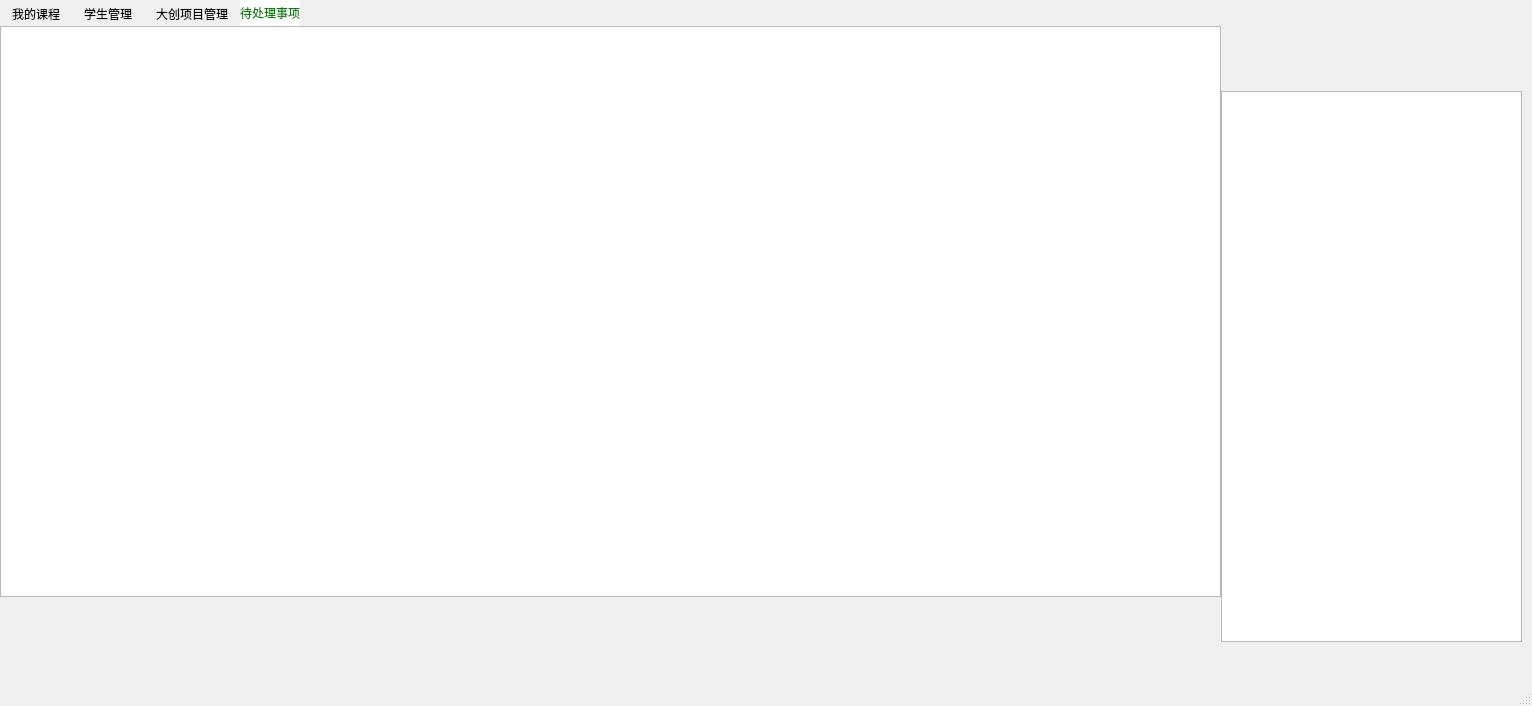
Before: the Qt Designer form teacherwindow.ui in shiyu-coder/Student-information-management-system, drawn with Qt 5.
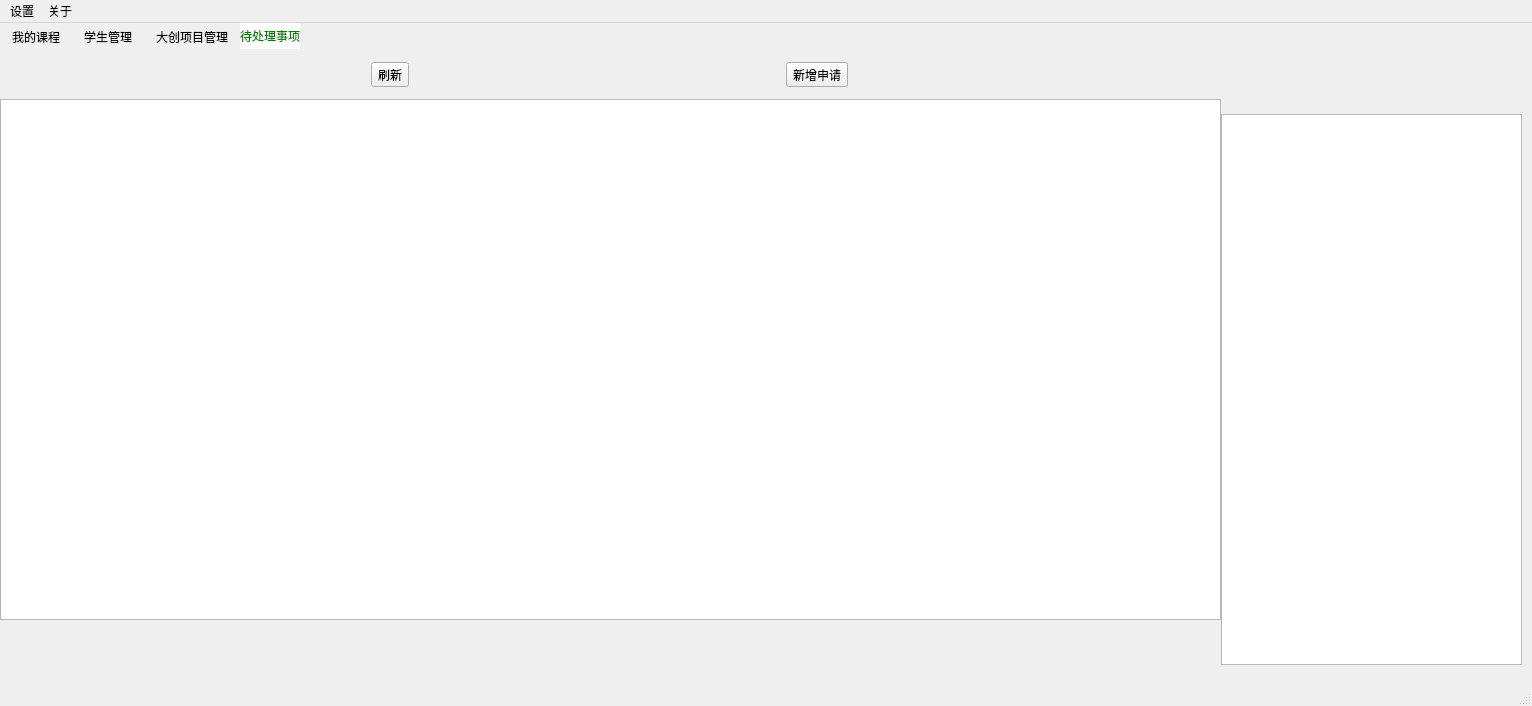
After: the same form once the commit is applied. The open tabs and pages were chosen to show the change. Icons and pictures are not drawn.

```diff
--- a/teacherwindow.ui
+++ b/teacherwindow.ui
@@ -391,9 +391,9 @@
       <property name="geometry">
        <rect>
         <x>0</x>
-        <y>0</y>
+        <y>50</y>
         <width>1221</width>
-        <height>571</height>
+        <height>521</height>
        </rect>
       </property>
       <property name="font">
@@ -409,6 +409,40 @@
        </size>
       </property>
      </widget>
+     <widget class="QWidget" name="widget_5" native="true">
+      <property name="geometry">
+       <rect>
+        <x>0</x>
+        <y>0</y>
+        <width>1221</width>
+        <height>51</height>
+       </rect>
+      </property>
+      <layout class="QHBoxLayout" name="horizontalLayout_6">
+       <item>
+        <widget class="QToolButton" name="FlushButton_4">
+         <property name="styleSheet">
+          <string notr="true">background-color: rgba(255, 255, 255, 0);border:2px solid white;border-radius:10px;
+hover{ background-color: rgba(255, 255, 255, 150);border:2px solid white;border-radius:10px;background-color: rgba(255, 255, 255, 150);border:2px solid white;border-radius:10px;}</string>
+         </property>
+         <property name="text">
+          <string>刷新</string>
+         </property>
+        </widget>
+       </item>
+       <item>
+        <widget class="QToolButton" name="AddApplyButton">
+         <property name="styleSheet">
+          <string notr="true">background-color: rgba(255, 255, 255, 0);border:2px solid white;border-radius:10px;
+hover{ background-color: rgba(255, 255, 255, 150);border:2px solid white;border-radius:10px;background-color: rgba(255, 255, 255, 150);border:2px solid white;border-radius:10px;}</string>
+         </property>
+         <property name="text">
+          <string>新增申请</string>
+         </property>
+        </widget>
+       </item>
+      </layout>
+     </widget>
     </widget>
    </widget>
   </widget>
@@ -421,6 +455,20 @@
      <height>25</height>
     </rect>
    </property>
+   <widget class="QMenu" name="menu">
+    <property name="title">
+     <string>设置</string>
+    </property>
+   </widget>
+   <widget class="QMenu" name="menu_2">
+    <property name="title">
+     <string>关于</string>
+    </property>
+    <addaction name="actionHelp"/>
+    <addaction name="actionAbout"/>
+   </widget>
+   <addaction name="menu"/>
+   <addaction name="menu_2"/>
   </widget>
   <widget class="QStatusBar" name="statusbar"/>
  </widget>
```
Left out of the diff: 43 changed lines with no effect on the pictures.
